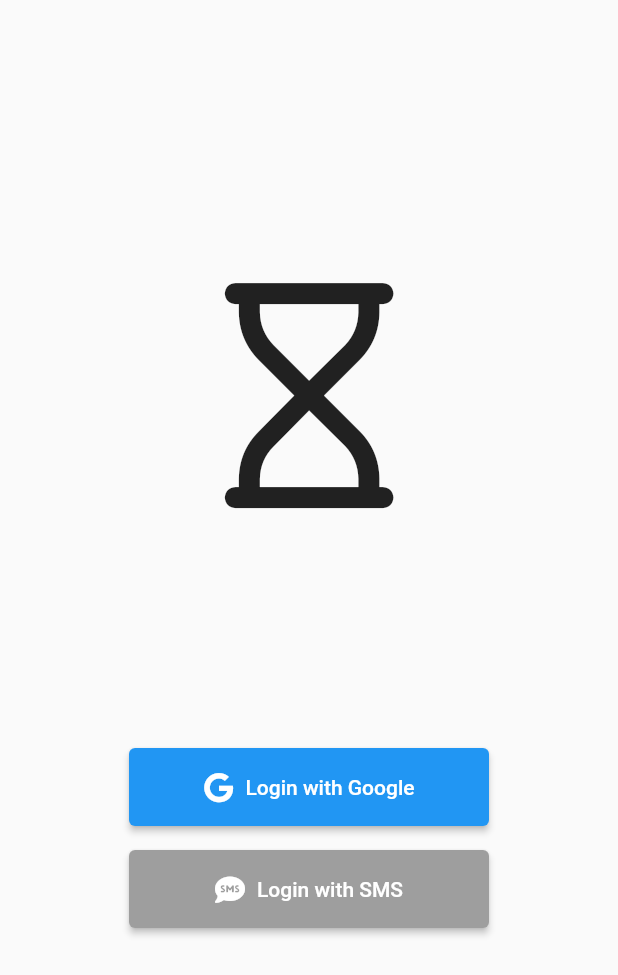
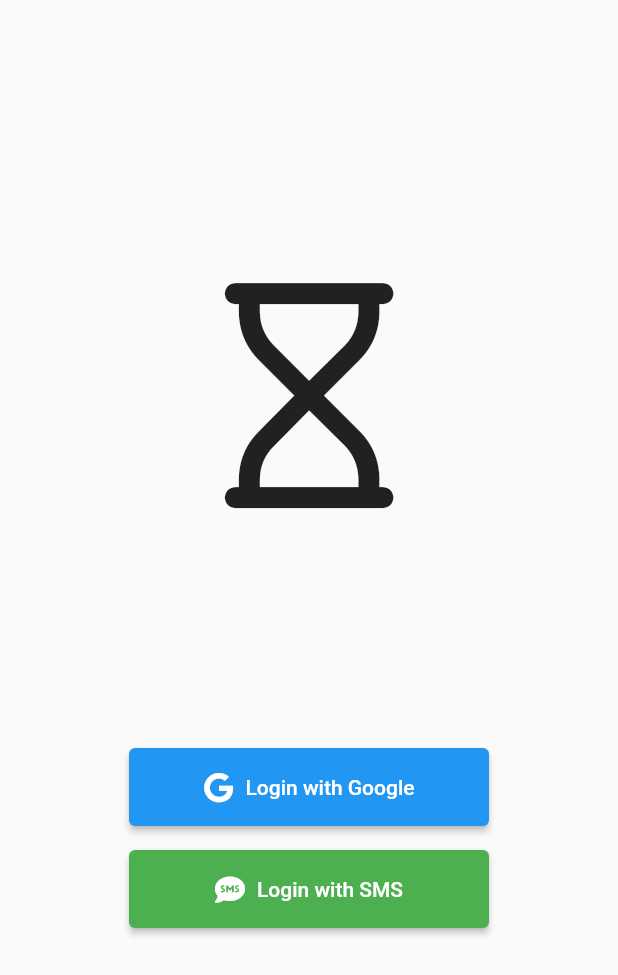
Before and after one commit to ClubiNew/Tempus, a Flutter app: the screen it shows after launch, on a phone screen of 412 x 824 dp. Shown: the top 975 px of the screen. Run offline on Flutter 3.47's test engine with Material 2 defaults, Android fonts, the phone set to English and light mode, and no system bars; our stand-ins replace cloud_firestore, firebase_auth, firebase_core, font_awesome_flutter, google_sign_in; accounts and stored records are empty.

Commit message:
ui improvements

```diff
--- a/lib/screens/home/home.dart
+++ b/lib/screens/home/home.dart
@@ -19,6 +19,7 @@ class HomeScreen extends StatelessWidget {
         centerTitle: false,
         actions: [
           PopupMenuButton<ColorOption>(
+            tooltip: "Change colour",
             icon: const Icon(Icons.palette),
             onSelected: (ColorOption option) {
               int colorTheme = colorOptions.indexOf(option);
@@ -38,10 +39,10 @@ class HomeScreen extends StatelessWidget {
                 .toList(),
           ),
           IconButton(
+            tooltip: themeProvider.isDarkTheme ? "Light mode" : "Dark mode",
             icon: themeProvider.isDarkTheme
                 ? const Icon(Icons.light_mode)
                 : const Icon(Icons.nights_stay),
-            tooltip: "Toggle theme",
             onPressed: () {
               bool isDarkTheme = themeProvider.isDarkTheme;
               settingsService.updateSettings(UserSettings(
--- a/lib/screens/login/login.dart
+++ b/lib/screens/login/login.dart
@@ -42,38 +42,3 @@ class LoginScreen extends StatelessWidget {
     );
   }
 }
-
-class LoginButton extends StatelessWidget {
-  const LoginButton({
-    super.key,
-    required this.text,
-    required this.icon,
-    required this.buttonColor,
-    required this.loginMethod,
-  });
-
-  final IconData icon;
-  final String text;
-  final Function loginMethod;
-  final Color buttonColor;
-
-  @override
-  Widget build(BuildContext context) {
-    return Container(
-      margin: const EdgeInsets.only(bottom: 16),
-      child: ElevatedButton.icon(
-        icon: Icon(
-          icon,
-          color: Colors.white,
-          size: 20,
-        ),
-        style: TextButton.styleFrom(
-          padding: const EdgeInsets.all(16),
-          backgroundColor: buttonColor,
-        ),
-        onPressed: () => loginMethod(),
-        label: Text(text, textAlign: TextAlign.center),
-      ),
-    );
-  }
-}
--- /dev/null
+++ b/lib/screens/login/login_button.dart
@@ -0,0 +1,36 @@
+import 'package:flutter/material.dart';
+
+class LoginButton extends StatelessWidget {
+  const LoginButton({
+    super.key,
+    required this.text,
+    required this.icon,
+    required this.buttonColor,
+    required this.loginMethod,
+  });
+
+  final IconData icon;
+  final String text;
+  final Function loginMethod;
+  final Color buttonColor;
+
+  @override
+  Widget build(BuildContext context) {
+    return Container(
+      margin: const EdgeInsets.only(bottom: 16),
+      child: ElevatedButton.icon(
+        icon: Icon(
+          icon,
+          color: Colors.white,
+          size: 20,
+        ),
+        style: TextButton.styleFrom(
+          padding: const EdgeInsets.all(16),
+          backgroundColor: buttonColor,
+        ),
+        onPressed: () => loginMethod(),
+        label: Text(text, textAlign: TextAlign.center),
+      ),
+    );
+  }
+}
--- a/lib/screens/login/sms_login.dart
+++ b/lib/screens/login/sms_login.dart
@@ -1,8 +1,8 @@
 import 'package:firebase_auth/firebase_auth.dart';
 import 'package:flutter/material.dart';
 import 'package:font_awesome_flutter/font_awesome_flutter.dart';
-import 'package:tempus/screens/screens.dart';
 import 'package:flutter/foundation.dart' show kIsWeb;
+import 'login_button.dart';
 
 class SmsLoginButton extends StatelessWidget {
   const SmsLoginButton({Key? key}) : super(key: key);
@@ -11,7 +11,7 @@ class SmsLoginButton extends StatelessWidget {
   Widget build(BuildContext context) {
     return LoginButton(
       icon: FontAwesomeIcons.commentSms,
-      buttonColor: Colors.grey,
+      buttonColor: Colors.green,
       text: 'Login with SMS',
       loginMethod: () => Navigator.of(context).push(
         MaterialPageRoute(
@@ -73,7 +73,6 @@ class _SmsLoginPageState extends State<SmsLoginPage> {
         },
         codeAutoRetrievalTimeout: (String verificationId) {
           successfullySentSms(verificationId, null);
-          print("Timeout: $verificationId");
         },
       );
     }
@@ -162,6 +161,13 @@ class _SmsLoginPageState extends State<SmsLoginPage> {
                   border: const OutlineInputBorder(),
                   labelText: smsSent ? "SMS code" : "Phone number",
                 ),
+                onSubmitted: (_) {
+                  if (!smsSent) {
+                    sendSmsCode();
+                  } else {
+                    verifySmsCode();
+                  }
+                },
               ),
               Padding(
                 padding: const EdgeInsets.only(top: 8.0),
--- a/lib/shared/date.dart
+++ b/lib/shared/date.dart
@@ -1,7 +1,7 @@
 import 'package:flutter/material.dart';
 import 'package:intl/intl.dart' show DateFormat;
 
-String getDateString(DateTime date) {
+String getFirestoreDateString(DateTime date) {
   return DateFormat.yMd().format(date);
 }
 
@@ -36,7 +36,7 @@ class _DateSelectState extends State<DateSelect> {
             },
           ),
           Text(
-            getDateString(date),
+            DateFormat.yMMMMd().format(date),
             textAlign: TextAlign.center,
           ),
           TextButton(
--- a/pubspec.yaml
+++ b/pubspec.yaml
@@ -20,6 +20,7 @@ dependencies:
   provider: 6.0.3
   rxdart: 0.27.4
   json_annotation: 4.5.0
+  intl: ^0.17.0
 
 dev_dependencies:
   flutter_test:
```
Also changed, not shown: lib/screens/login/google_login.dart (+14 -2 lines), lib/screens/tasks/tasks.dart (+13 -12 lines), lib/services/firestore/tasks.dart (+4 -5 lines), pubspec.lock.
